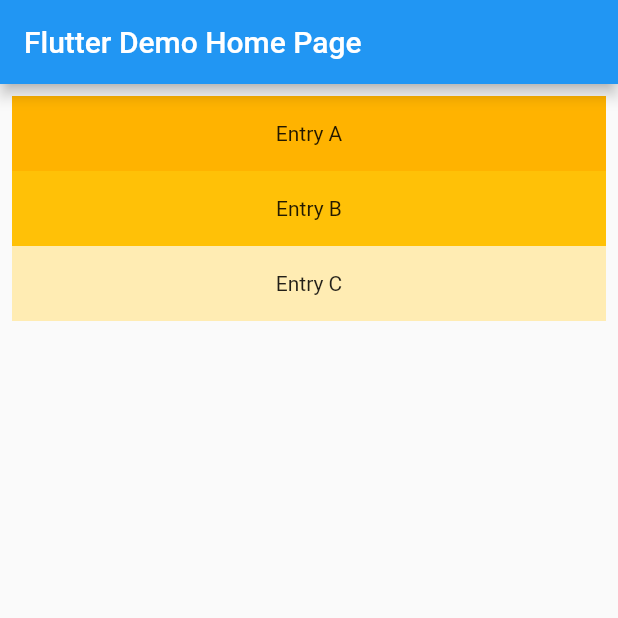
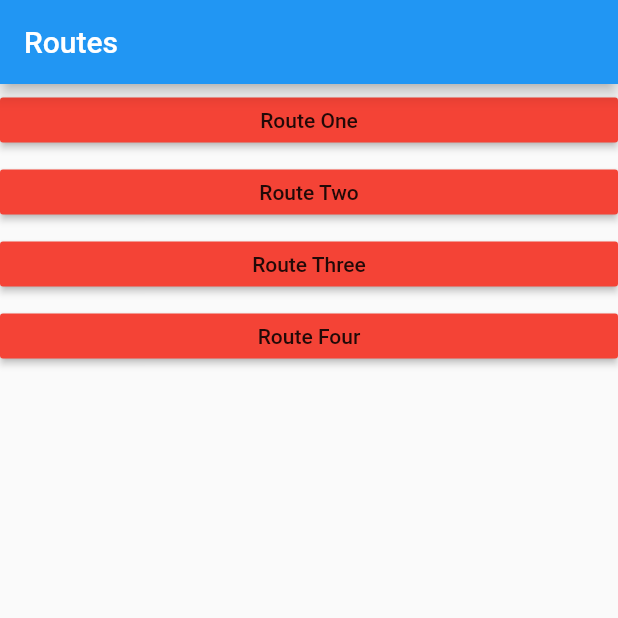
Before and after one commit to imcrazydia/flutter_listview, a Flutter app: the screen it shows after launch, on a phone screen of 412 x 824 dp, the top half of it. Run offline on Flutter 3.47's test engine with Material 2 defaults, Android fonts, the phone set to English and light mode, and no system bars.

Commit message:
Listview  with 4 buttons that redirect to their own pages.

```diff
--- a/lib/main.dart
+++ b/lib/main.dart
@@ -1,80 +1,133 @@
 import 'package:flutter/material.dart';
 
 void main() {
-  runApp(MyApp());
+  runApp(MaterialApp(
+    title: 'Navigation Basics',
+    home: MainRoute(),
+  ));
 }
 
-class MyApp extends StatelessWidget {
-  // This widget is the root of your application.
+class MainRoute extends StatelessWidget {
   @override
   Widget build(BuildContext context) {
-    return MaterialApp(
-      title: 'Flutter Demo',
-      theme: ThemeData(
-        // This is the theme of your application.
-        //
-        // Try running your application with "flutter run". You'll see the
-        // application has a blue toolbar. Then, without quitting the app, try
-        // changing the primarySwatch below to Colors.green and then invoke
-        // "hot reload" (press "r" in the console where you ran "flutter run",
-        // or simply save your changes to "hot reload" in a Flutter IDE).
-        // Notice that the counter didn't reset back to zero; the application
-        // is not restarted.
-        primarySwatch: Colors.blue,
-        // This makes the visual density adapt to the platform that you run
-        // the app on. For desktop platforms, the controls will be smaller and
-        // closer together (more dense) than on mobile platforms.
-        visualDensity: VisualDensity.adaptivePlatformDensity,
+    return Scaffold(
+      appBar: AppBar(
+        title: Text('Routes'),
       ),
-      home: MyHomePage(title: 'Flutter Demo Home Page'),
+      body: Center(
+        child: ListView(
+          children: [
+            MaterialButton(
+              child: Text('Route One'),
+              height: 30,
+              color: Colors.red,
+              onPressed: (){
+                Navigator.push(context, MaterialPageRoute(builder: (context) => Second()), );
+              },
+            ),
+            MaterialButton(
+              child: Text('Route Two'),
+              height: 30,
+              color: Colors.red,
+              onPressed: (){
+                Navigator.push(context, MaterialPageRoute(builder: (context) => Third()), );
+              },
+            ),
+            MaterialButton(
+              child: Text('Route Three'),
+              height: 30,
+              color: Colors.red,
+              onPressed: (){
+                Navigator.push(context, MaterialPageRoute(builder: (context) => Forth()), );
+              },
+            ),
+            MaterialButton(
+              child: Text('Route Four'),
+              height: 30,
+              color: Colors.red,
+              onPressed: (){
+                Navigator.push(context, MaterialPageRoute(builder: (context) => Fifth()), );
+              },
+            )
+          ],
+        ),
+      ),
     );
   }
 }
 
-class MyHomePage extends StatefulWidget {
-  MyHomePage({Key key, this.title}) : super(key: key);
-
-  // This widget is the home page of your application. It is stateful, meaning
-  // that it has a State object (defined below) that contains fields that affect
-  // how it looks.
-
-  // This class is the configuration for the state. It holds the values (in this
-  // case the title) provided by the parent (in this case the App widget) and
-  // used by the build method of the State. Fields in a Widget subclass are
-  // always marked "final".
-
-  final String title;
-
-  @override
-  _MyHomePageState createState() => _MyHomePageState();
-}
-
-class _MyHomePageState extends State<MyHomePage> {
+class Second extends StatelessWidget {
   @override
   Widget build(BuildContext context) {
     return Scaffold(
-        appBar: AppBar(
-          title: Text(widget.title),
+      appBar: AppBar(
+        title: Text('Route One'),
+      ),
+      body: Center(
+        child: MaterialButton(
+          onPressed: () { Navigator.pop(context); },
+          height: 30,
+          color: Colors.deepPurple,
+          child: Text('Go back'),
         ),
-        body: ListView(
-          padding: const EdgeInsets.all(8),
-          children: <StatelessWidget>[
-            Container(
-              height: 50,
-              color: Colors.amber[600],
-              child: const Center(child: Text('Entry A')),
-            ),
-            Container(
-              height: 50,
-              color: Colors.amber[500],
-              child: const Center(child: Text('Entry B')),
-            ),
-            Container(
-              height: 50,
-              color: Colors.amber[100],
-              child: const Center(child: Text('Entry C')),
-            ),
-          ],
-        ));
+      ),
+    );
   }
 }
+
+class Third extends StatelessWidget {
+  @override
+  Widget build(BuildContext context) {
+    return Scaffold(
+      appBar: AppBar(
+        title: Text('Route Two'),
+      ),
+      body: Center(
+        child: MaterialButton(
+          onPressed: () { Navigator.pop(context); },
+          height: 30,
+          color: Colors.deepPurple,
+          child: Text('Go back'),
+        ),
+      ),
+    );
+  }
+}
+
+class Forth extends StatelessWidget {
+  @override
+  Widget build(BuildContext context) {
+    return Scaffold(
+      appBar: AppBar(
+        title: Text('Route Three'),
+      ),
+      body: Center(
+        child: MaterialButton(
+          onPressed: () { Navigator.pop(context); },
+          height: 30,
+          color: Colors.blue,
+          child: Text('Go back'),
+        ),
+      ),
+    );
+  }
+}
+
+class Fifth extends StatelessWidget {
+  @override
+  Widget build(BuildContext context) {
+    return Scaffold(
+      appBar: AppBar(
+        title: Text('Route Four'),
+      ),
+      body: Center(
+        child: MaterialButton(
+          onPressed: () { Navigator.pop(context); },
+          height: 30,
+          color: Colors.orange,
+          child: Text('Go back'),
+        ),
+      ),
+    );
+  }
+}
```
